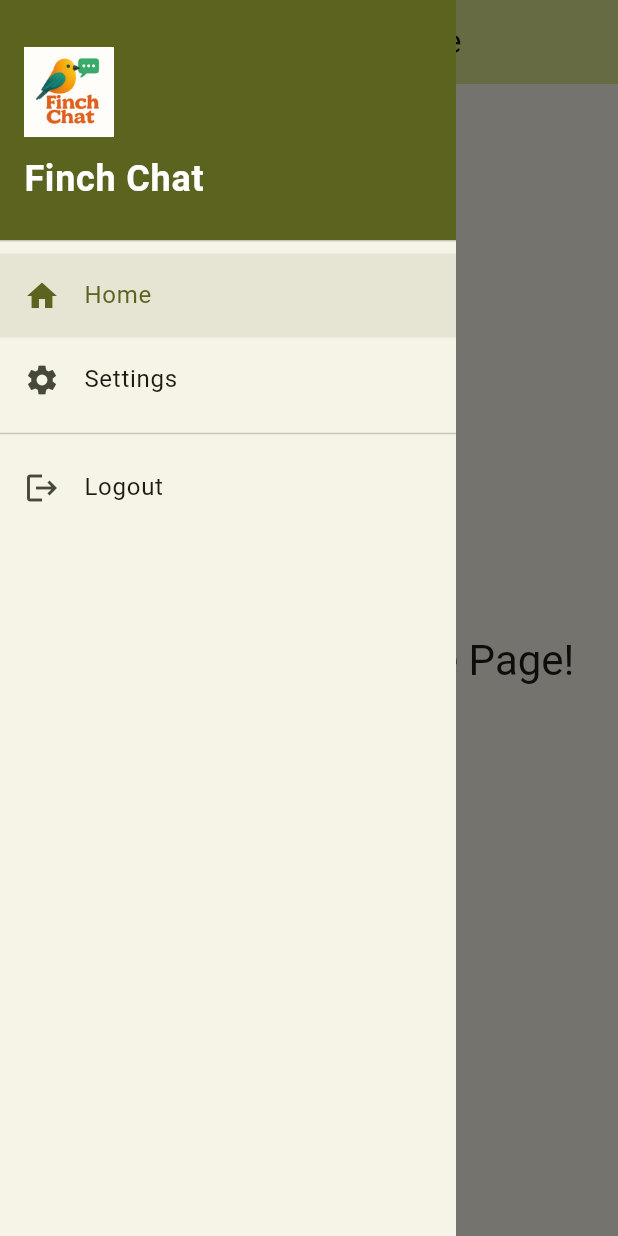
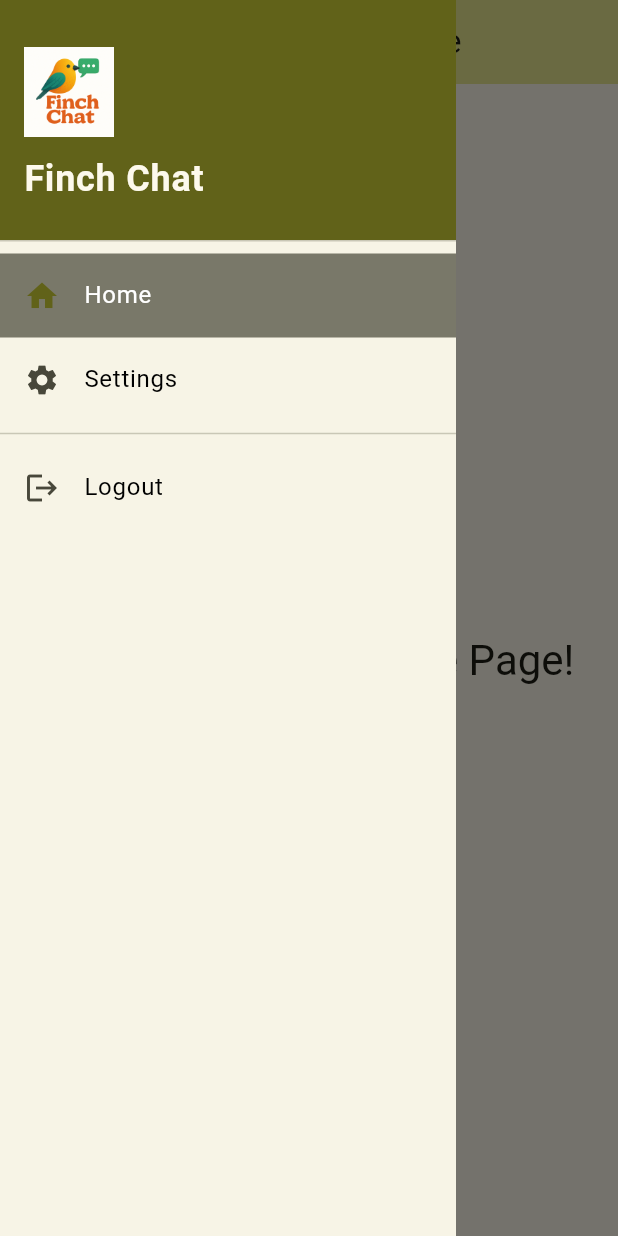
Before and after one commit to FinchChat/FinchChat, a Flutter app: the screen it shows after launch, with the side drawer open, on a phone screen of 412 x 824 dp. Run offline on Flutter 3.47's test engine with Material 3 defaults, Android fonts, the phone set to English and light mode, and no system bars.

Commit message:
fix: update utils

```diff
--- a/lib/main.dart
+++ b/lib/main.dart
@@ -1,3 +1,4 @@
+import 'package:finch_chat/utils/pages.dart';
 import 'package:finch_chat/utils/theme.dart';
 import 'package:flutter/material.dart';
 
@@ -28,39 +29,26 @@
 }
 
 class _MyHomePageState extends State<MyHomePage> {
-  int selectedIndex = 0;
-
-  String _getCurrentPageTitle(String title) {
-    switch (selectedIndex) {
-      case 0:
-        return '$title - Home Page';
-      case 1:
-        return '$title - Settings Page';
-      case 2:
-        return '$title - Logout Confirmation';
-      default:
-        return title; // Fallback title
-    }
-  }
+  String selectedPageName = "Home";
 
   Widget _buildBody() {
     // Return different widgets based on the selected index
-    switch (selectedIndex) {
-      case 0:
+    switch (selectedPageName) {
+      case "Home":
         return Center(
           child: Text(
             'Welcome to the Home Page!',
             style: Theme.of(context).textTheme.headlineMedium,
           ),
         );
-      case 1:
+      case "Settings":
         return Center(
           child: Text(
             'Application Settings',
             style: Theme.of(context).textTheme.headlineMedium,
           ),
         );
-      case 2:
+      case "Logout":
         // Placeholder for Logout - often this triggers navigation or an action
         return Center(
           child: Column(
@@ -101,7 +89,10 @@
         // Use the primary color from the theme for the AppBar background
         backgroundColor: Theme.of(context).colorScheme.primaryContainer,
         title: Text(
-          _getCurrentPageTitle(widget.title),
+          getCurrentPageTitle(
+            selectedPageName: selectedPageName,
+            baseTitle: widget.title,
+          ),
         ), // Use the title passed to the widget
       ),
       drawer: Drawer(
@@ -134,7 +125,7 @@
                   Text(
                     'Finch Chat', // App name in Drawer
                     style: TextStyle(
-                      color: Theme.of(context).colorScheme.onPrimary,
+                      color: Theme.of(context).colorScheme.surfaceBright,
                       fontSize: 24,
                       fontWeight: FontWeight.bold,
                     ),
@@ -144,26 +135,36 @@
             ),
             ListTile(
               leading: const Icon(Icons.home),
-              title: const Text('Home'),
-              selected: selectedIndex == 0,
-              selectedTileColor: Theme.of(
-                context,
-              ).colorScheme.primary.withOpacity(0.1),
+              title: Text(
+                'Home',
+                style:
+                    selectedPageName == "Home"
+                        ? TextStyle(color: Colors.white)
+                        : TextStyle(color: Colors.black),
+              ),
+              selected: selectedPageName == "Home",
+              selectedTileColor: finchChatTheme.colorScheme.outline,
               onTap: () {
                 setState(() {
-                  selectedIndex = 0;
+                  selectedPageName = "Home";
                 });
                 Navigator.pop(context); // Close the drawer
               },
             ),
             ListTile(
               leading: const Icon(Icons.settings),
-              title: const Text('Settings'),
-              selected: selectedIndex == 1,
-              selectedTileColor: finchChatTheme.colorScheme.primary,
+              title: Text(
+                'Settings',
+                style:
+                    selectedPageName == "Settings"
+                        ? TextStyle(color: Colors.white)
+                        : TextStyle(color: Colors.black),
+              ),
+              selected: selectedPageName == "Settings",
+              selectedTileColor: finchChatTheme.colorScheme.outline,
               onTap: () {
                 setState(() {
-                  selectedIndex = 1;
+                  selectedPageName = "Settings";
                 });
                 Navigator.pop(context); // Close the drawer
               },
@@ -171,13 +172,19 @@
             const Divider(),
             ListTile(
               leading: const Icon(Icons.logout),
-              title: const Text('Logout'),
-              selected: selectedIndex == 2,
-              selectedTileColor: finchChatTheme.colorScheme.primary,
+              title: Text(
+                'Logout',
+                style:
+                    selectedPageName == "Logout"
+                        ? TextStyle(color: Colors.white)
+                        : TextStyle(color: Colors.black),
+              ),
+              selected: selectedPageName == "Logout",
+              selectedTileColor: finchChatTheme.colorScheme.outline,
               onTap: () {
                 // Select the logout "page" for now
                 setState(() {
-                  selectedIndex = 2;
+                  selectedPageName = "Logout";
                 });
                 Navigator.pop(context); // Close the drawer
               },
--- a/lib/utils/color.dart
+++ b/lib/utils/color.dart
@@ -1,5 +1,5 @@
 import 'package:flutter/material.dart';
 
 class FinchChatColor {
-  static const Color primary = Color(0xFFF5F5DC);
+  static const Color primary = Color(0xFFFDFBD4);
 }
--- /dev/null
+++ b/lib/utils/pages.dart
@@ -0,0 +1,15 @@
+String getCurrentPageTitle({
+  required String selectedPageName,
+  required String baseTitle,
+}) {
+  switch (selectedPageName) {
+    case "Home":
+      return '$baseTitle - Home Page';
+    case "Settings":
+      return '$baseTitle - Settings Page';
+    case "Logout":
+      return '$baseTitle - Logout Confirmation';
+    default:
+      return baseTitle; // Fallback title
+  }
+}
```
